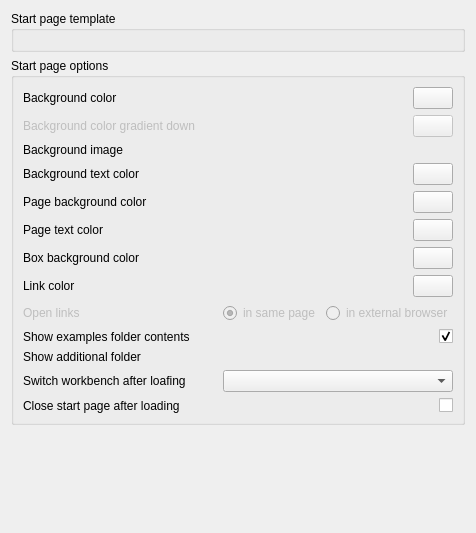
First picture: the form in src/Mod/Start/Gui/DlgStartPreferences.ui, repository berndhahnebach/All_FreeCAD, before the edit.
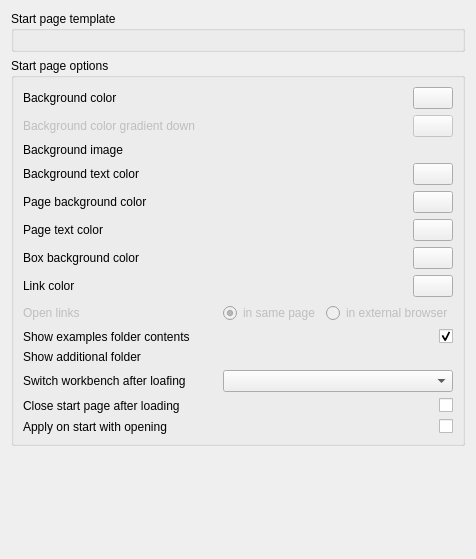
Second picture: the form after the edit. Custom widgets are drawn as their Qt base class.

Commit message: Start: Allow to not show start page on file open

```diff
--- a/src/Mod/Start/Gui/DlgStartPreferences.ui
+++ b/src/Mod/Start/Gui/DlgStartPreferences.ui
@@ -7,7 +7,7 @@
     <x>0</x>
     <y>0</y>
     <width>476</width>
-    <height>533</height>
+    <height>559</height>
    </rect>
   </property>
   <property name="windowTitle">
@@ -433,6 +433,32 @@
         </property>
        </widget>
       </item>
+      <item row="14" column="0">
+       <widget class="QLabel" name="label_13">
+        <property name="text">
+         <string>Apply on start with opening</string>
+        </property>
+       </widget>
+      </item>
+      <item row="14" column="1">
+       <widget class="Gui::PrefCheckBox" name="checkBox_3">
+        <property name="toolTip">
+         <string>If FreeCAD is started by opening a file, apply the two settings above</string>
+        </property>
+        <property name="layoutDirection">
+         <enum>Qt::RightToLeft</enum>
+        </property>
+        <property name="text">
+         <string/>
+        </property>
+        <property name="prefEntry" stdset="0">
+         <cstring>DoNotShowOnOpen</cstring>
+        </property>
+        <property name="prefPath" stdset="0">
+         <cstring>Mod/Start</cstring>
+        </property>
+       </widget>
+      </item>
      </layout>
     </widget>
    </item>
```
The commit also changes 4 other files.
